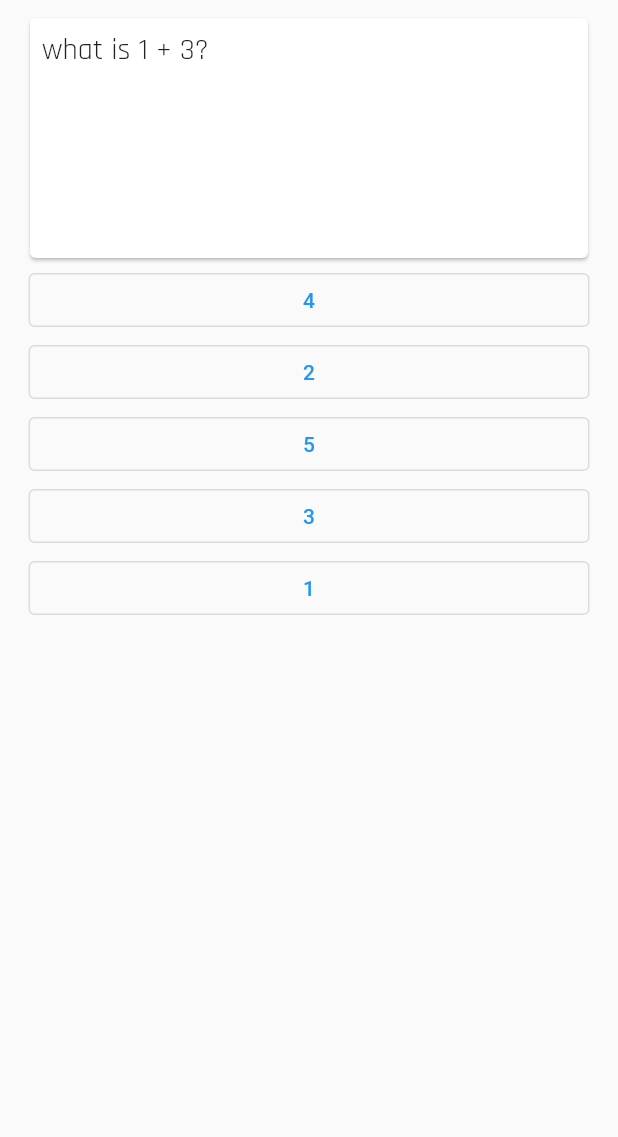
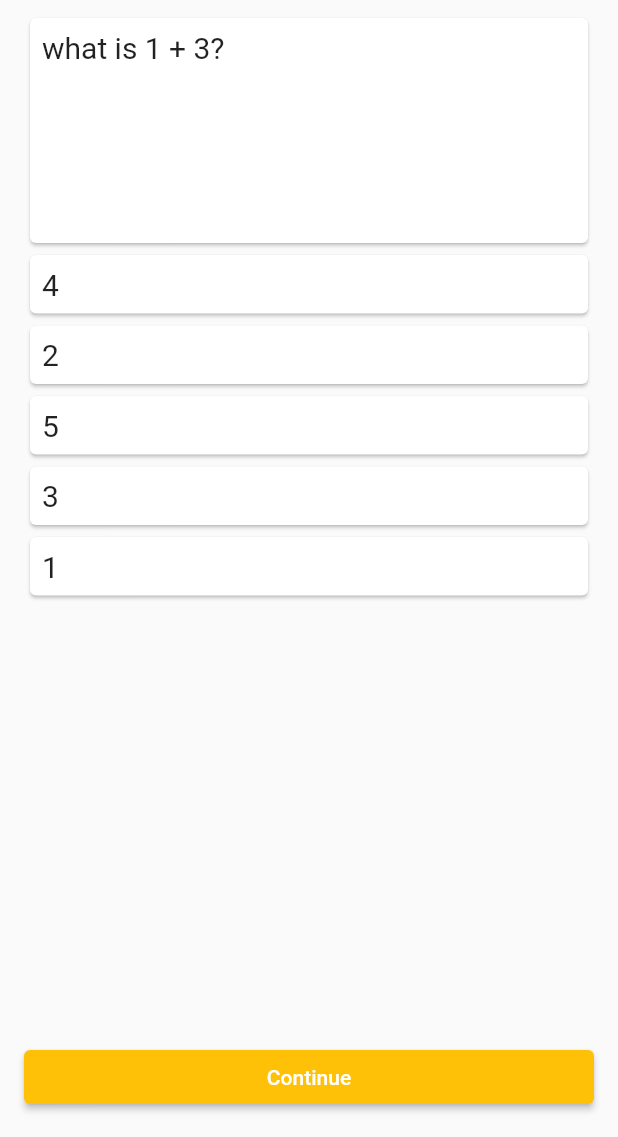
Before and after one commit to calumaz/tssa_exam_helper, a Flutter app: the screen it shows after launch, after a tap on "4A Practice Exam", on a phone screen of 412 x 824 dp, the part 99-1236 px from its top. Run offline on Flutter 3.47's test engine with Material 2 defaults, Android fonts, the phone set to English and light mode, and no system bars; our stand-ins replace stop_watch_timer.

Commit message:
changes to the architecture of pages and UI.

```diff
--- a/lib/models/quiz_bank.dart
+++ b/lib/models/quiz_bank.dart
@@ -1,4 +1,5 @@
 import 'dart:math';
+import 'package:flutter/material.dart';
 import 'package:tssa_exam_helper/quiz_questions/four_A_Questions.dart';
 import 'package:tssa_exam_helper/widgets/answer_button.dart';
 
@@ -13,7 +14,6 @@ class QuizBank {
   int currentQuestionNumber = 0;
   dynamic rng;
 
-  // shuffle the order in answer buttons are returned and increments the currentQuestionNumber
 }
 
 class Question {
--- a/lib/pages/home_page.dart
+++ b/lib/pages/home_page.dart
@@ -33,7 +33,7 @@ class HomePage extends StatelessWidget {
             children: [
               ExamSelectionButton('4A Practice Exam'),
               ExamSelectionButton('4B Practice Exam'),
-              ExamSelectionButton('Placeholder')
+              ExamSelectionButton('Placeholder', isEnabled: false)
             ],
           ),
         ],
--- a/lib/pages/quiz_page.dart
+++ b/lib/pages/quiz_page.dart
@@ -2,6 +2,7 @@ import 'dart:math';
 import 'package:flutter/material.dart';
 import 'package:flutter/src/widgets/framework.dart';
 import 'package:tssa_exam_helper/models/quiz_bank.dart';
+import 'package:tssa_exam_helper/widgets/question_page_view.dart';
 import '../widgets/answer_button.dart';
 import '../widgets/stopwatch.dart';
 
@@ -21,11 +22,24 @@ class QuizPage extends StatelessWidget {
 }
 
 class QuizPageContent extends StatefulWidget {
+  QuizPageContent({super.key, required this.quizBank}) {
+    questionPageViews = GenerateQuestionPageViews();
+  }
+
   QuizBank quizBank;
-  QuizPageContent({super.key, required this.quizBank});
+  late List<QuestionPageView> questionPageViews;
 
   @override
   State<QuizPageContent> createState() => _QuizPageContentState();
+
+  List<QuestionPageView> GenerateQuestionPageViews() {
+    List<QuestionPageView> results = [];
+    for (Question question in quizBank.quizQuestions) {
+      results.add(QuestionPageView(question: question));
+    }
+
+    return results;
+  }
 }
 
 class _QuizPageContentState extends State<QuizPageContent> {
@@ -33,50 +47,8 @@ class _QuizPageContentState extends State<QuizPageContent> {
   int numberCorrent = 0;
   int numberIncorrect = 0;
   bool continueButtonIsVisible = false;
-  late List<AnswerButton> currentAnswerButtons =
-      GenerateAnswerButtons(widget.quizBank.quizQuestions[0]);
+  final PageController pageController = PageController();
   var rng = Random();
-
-  void nextQuestion() {
-    setState(() {
-      currentQuestionIndex++;
-      currentAnswerButtons = GenerateAnswerButtons(
-          widget.quizBank.quizQuestions[currentQuestionIndex]);
-    });
-  }
-
-  // pass in the current question, recieve a shuffled list of buttons.
-  List<AnswerButton> GenerateAnswerButtons(Question question) {
-    int numberOfAnswers = question.wrongAnswers.length;
-    int staggerAmount = rng.nextInt(numberOfAnswers + 1);
-    List<AnswerButton> results = [];
-
-    question.wrongAnswers.shuffle();
-
-    for (int i = 0; i < staggerAmount; i++) {
-      results.add(AnswerButton(
-        text: question.wrongAnswers[i],
-        isCorrectAnswer: false,
-      ));
-    }
-    // insert correct answer
-    results.add(AnswerButton(
-      text: question.correctAnswer,
-      isCorrectAnswer: true,
-      nextQuestion: () {
-        nextQuestion();
-      },
-    ));
-    for (int i = staggerAmount; i < numberOfAnswers; i++) {
-      results.add(AnswerButton(
-        text: question.wrongAnswers[i],
-        isCorrectAnswer: false,
-      ));
-    }
-
-    // return list of buttons
-    return results;
-  }
 
   @override
   Widget build(BuildContext context) {
@@ -129,25 +101,17 @@ class _QuizPageContentState extends State<QuizPageContent> {
             ],
           ),
         ),
-        // card for question text
-        Card(
-            child: SizedBox(
-          height: 160,
-          child: Padding(
-            padding: const EdgeInsets.all(8.0),
-            child: Text(
-              widget.quizBank.quizQuestions[currentQuestionIndex].question,
-              style: const TextStyle(fontSize: 20, fontFamily: 'Rajdhani'),
-            ),
+
+        // page content
+        Expanded(
+          child: PageView(
+            children: widget.questionPageViews,
           ),
-        )),
-        // space for answer buttons
-        Padding(
-          padding: const EdgeInsets.symmetric(horizontal: 3),
-          child: Column(
-            crossAxisAlignment: CrossAxisAlignment.stretch,
-            children: currentAnswerButtons,
-          ),
+        ),
+        ElevatedButton(
+          onPressed: () {},
+          child: Text('Continue'),
+          style: ElevatedButton.styleFrom(backgroundColor: Colors.amber),
         )
       ],
     );
--- a/lib/widgets/answer_button.dart
+++ b/lib/widgets/answer_button.dart
@@ -6,36 +6,66 @@ class AnswerButton extends StatefulWidget {
       {super.key,
       required this.text,
       required this.isCorrectAnswer,
-      this.nextQuestion});
-  final Function? nextQuestion;
+      required this.revealCorrectAnswer});
+
   final String text;
   final bool isCorrectAnswer;
-  final ButtonStyle correctButtonStyle = OutlinedButton.styleFrom(
-      side: BorderSide(width: 1.0, color: Colors.green));
-  final ButtonStyle incorrectButtonStyle =
-      OutlinedButton.styleFrom(side: BorderSide(width: 1.0, color: Colors.red));
+  final Function revealCorrectAnswer;
+  late Icon answerIcon = isCorrectAnswer
+      ? Icon(
+          Icons.check,
+          color: Colors.green,
+        )
+      : Icon(
+          Icons.close,
+          color: Colors.red,
+        );
 
   @override
   State<AnswerButton> createState() => _AnswerButtonState();
 }
 
 class _AnswerButtonState extends State<AnswerButton> {
-  ButtonStyle currentButtonStyle = OutlinedButton.styleFrom();
+  RoundedRectangleBorder? cardShape;
+  bool iconIsVisible = false;
 
   @override
   Widget build(BuildContext context) {
-    return OutlinedButton(
-        style: currentButtonStyle,
-        onPressed: () {
+    return GestureDetector(
+      onTap: () {
+        print('tapped');
         setState(() {
           if (widget.isCorrectAnswer) {
-              currentButtonStyle = widget.correctButtonStyle;
-              widget.nextQuestion!();
+            cardShape = RoundedRectangleBorder(
+                side: BorderSide(color: Colors.green.withOpacity(.8)));
+            iconIsVisible = true;
           } else {
-              currentButtonStyle = widget.incorrectButtonStyle;
+            cardShape = RoundedRectangleBorder(
+                side: BorderSide(color: Colors.red.withOpacity(.8)));
+            iconIsVisible = true;
+            widget.revealCorrectAnswer();
           }
         });
       },
-        child: Text(widget.text));
+      child: Card(
+          shape: cardShape,
+          child: SizedBox(
+            child: Padding(
+              padding: const EdgeInsets.all(8.0),
+              child: Row(
+                mainAxisAlignment: MainAxisAlignment.spaceBetween,
+                children: [
+                  Text(
+                    widget.text,
+                    style: const TextStyle(
+                      fontSize: 20,
+                    ),
+                  ),
+                  Visibility(visible: iconIsVisible, child: widget.answerIcon)
+                ],
+              ),
+            ),
+          )),
+    );
   }
 }
--- a/lib/widgets/exam_selection_button.dart
+++ b/lib/widgets/exam_selection_button.dart
@@ -1,20 +1,22 @@
 import 'package:flutter/material.dart';
 import 'package:tssa_exam_helper/pages/quiz_page.dart';
 import 'package:tssa_exam_helper/quiz_questions/four_A_Questions.dart';
-
 import '../models/quiz_bank.dart';
 
 class ExamSelectionButton extends StatelessWidget {
   String label;
+  bool isEnabled;
 
-  ExamSelectionButton(this.label);
+  ExamSelectionButton(this.label, {this.isEnabled = true});
 
   @override
   Widget build(BuildContext context) {
     return ElevatedButton(
       onPressed: () {
         //TODO: change function so that the arguments are dynamic for each button
-        Navigator.pushNamed(context, 'quiz', arguments: fourAQuestions);
+        isEnabled
+            ? Navigator.pushNamed(context, 'quiz', arguments: fourAQuestions)
+            : null;
       },
       style: ElevatedButton.styleFrom(backgroundColor: Colors.red),
       child: Text(label),
--- /dev/null
+++ b/lib/widgets/question_page_view.dart
@@ -0,0 +1,79 @@
+import 'dart:math';
+
+import 'package:flutter/material.dart';
+
+import '../models/quiz_bank.dart';
+import 'answer_button.dart';
+
+class QuestionPageView extends StatefulWidget {
+  QuestionPageView({super.key, required this.question}) {
+    question.wrongAnswers.shuffle();
+
+    // insert incorrect answers (this value can be zero)
+    for (int i = 0; i < staggerAmount; i++) {
+      shuffledAnswerList.add(AnswerButton(
+        text: question.wrongAnswers[i],
+        isCorrectAnswer: false,
+        revealCorrectAnswer: revealCorrectAnswer,
+      ));
+    }
+    // insert correct answer
+    // TODO: add a function here unique for correct answer
+    shuffledAnswerList.add(AnswerButton(
+      text: question.correctAnswer,
+      isCorrectAnswer: true,
+      revealCorrectAnswer: revealCorrectAnswer,
+      // insert remaining incorrect answers
+    ));
+    for (int i = staggerAmount; i < numberOfAnswers; i++) {
+      shuffledAnswerList.add(AnswerButton(
+        text: question.wrongAnswers[i],
+        isCorrectAnswer: false,
+        revealCorrectAnswer: revealCorrectAnswer,
+      ));
+    }
+  }
+
+  final Question question;
+  final dynamic rng = Random();
+  late int staggerAmount = rng.nextInt(numberOfAnswers + 1);
+  late int numberOfAnswers = question.wrongAnswers.length;
+  List<AnswerButton> shuffledAnswerList = [];
+
+  void revealCorrectAnswer() {
+    print('looking for correct answer');
+  }
+
+  @override
+  State<QuestionPageView> createState() => _QuestionPageViewState();
+}
+
+class _QuestionPageViewState extends State<QuestionPageView> {
+  // this function is called by a button when an answer is selected. reveals correct answer if not chosen, changes color variable
+
+  @override
+  Widget build(BuildContext context) {
+    return Column(
+      crossAxisAlignment: CrossAxisAlignment.stretch,
+      children: [
+        Card(
+            child: SizedBox(
+          height: 150,
+          child: Padding(
+            padding: const EdgeInsets.all(8.0),
+            child: Text(
+              widget.question.question,
+              style: const TextStyle(
+                fontSize: 20,
+              ),
+            ),
+          ),
+        )),
+        Column(
+          crossAxisAlignment: CrossAxisAlignment.stretch,
+          children: widget.shuffledAnswerList,
+        )
+      ],
+    );
+  }
+}
```
Lines whose indentation alone changed are shown as unchanged.
